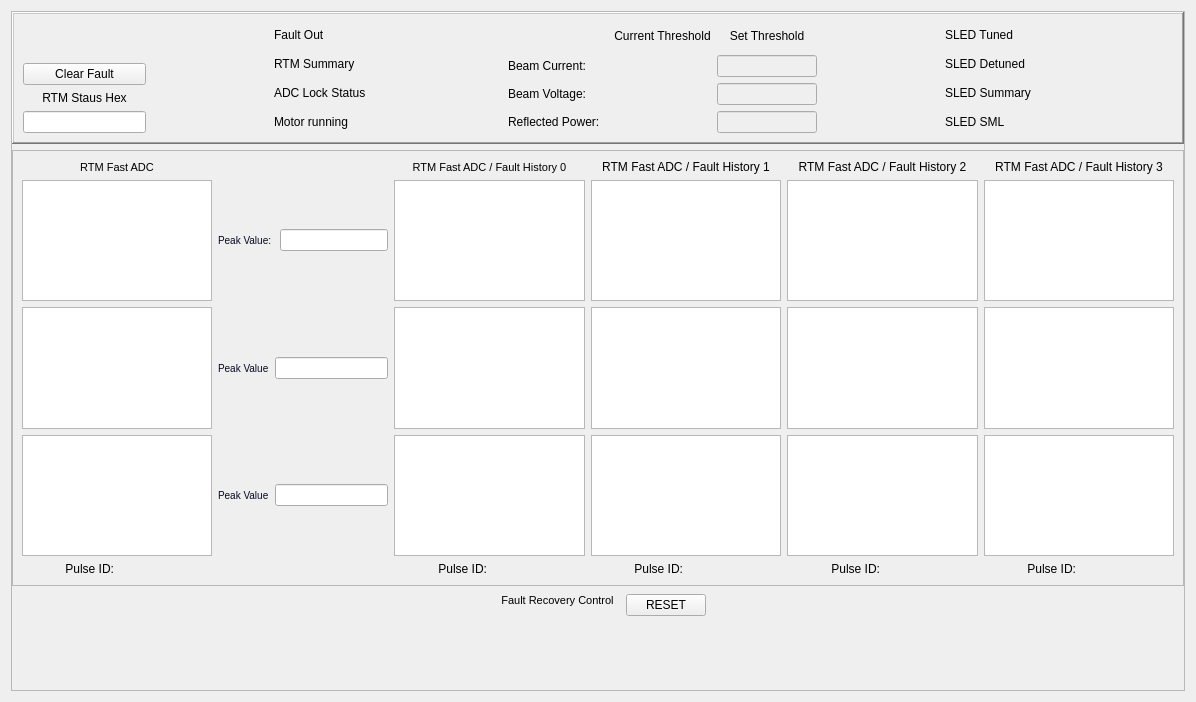
Qt form new_look/rtm.ui (cristinasewell/ATCA_PyDM_Screens) before a commit.
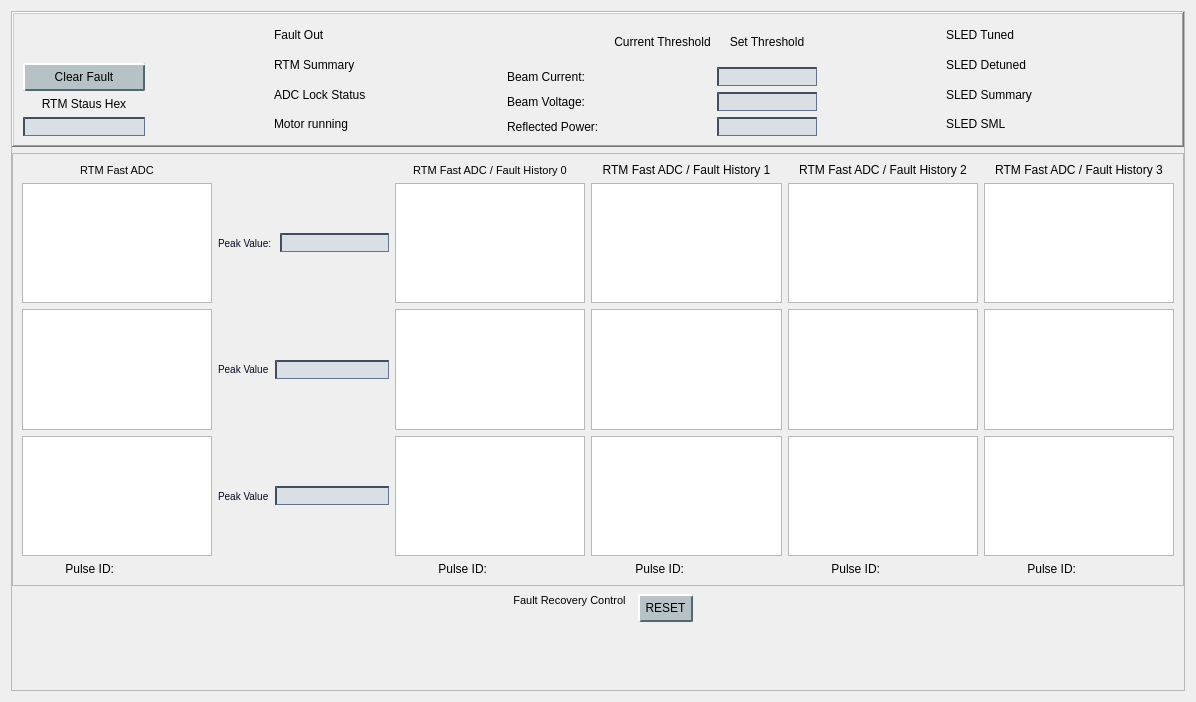
The same form after that commit. Custom widgets are drawn as their Qt base class.

Commit message: WIP - took out border for pydmLabels

Patch:
```diff
--- a/new_look/rtm.ui
+++ b/new_look/rtm.ui
@@ -13,6 +13,155 @@
   <property name="windowTitle">
    <string>Form</string>
   </property>
+  <property name="styleSheet">
+   <string notr="true">/* Background color of popup-list.*/ 
+QComboBox QListView{
+    background-color:white;
+    border:1px solid gray;
+}
+/* Needed to complete the rule set. */
+QComboBox::item:alternate {
+    background: white;
+}
+/* Color of the selected list item. */
+QComboBox::item:selected {
+    border: 1px solid transparent;
+    background:yellow;
+}
+/* Indicator will shine through the label text if you don't make it hidden. */
+QComboBox::indicator{
+    background-color:transparent;
+    selection-background-color:transparent;
+    color:transparent;
+    selection-color:transparent;
+}
+
+QPushButton {
+    background-color: rgb(182, 194, 198);
+    border-color: rgb(182, 204, 212) rgb(82, 104, 112) rgb(82, 104, 112) rgb(182,204,212);
+    border-style: outset;
+    border-radius: 2px;
+    border-width: 2px; 
+    padding: 5px;
+}
+QPushButton:hover {
+   background-color: rgb(154,170,176);
+}
+QPushButton:pressed {
+    background-color: rgb(104,198,176);
+    border-style: inset;
+    border-width: 3px;
+	border-color: rgb(32,86,73);
+}
+QPushButton:checked{
+    background-color: rgb(104,198,176);
+    border-style: inset;
+    border-width: 3px;
+	border-color: rgb(82, 104, 112)  rgb(182, 204, 212) rgb(182,204,212) rgb(82, 104, 112) ;
+}
+QLineEdit {
+  background-color: rgb(218,223,230);
+  border-color: rgb(66,77,96);
+  border-style: inset;
+  border-width: 2px 1px 1px 2px;
+}
+PyDMLabel {
+  background-color: rgb(238,243,250);
+}
+
+ QTabWidget::pane {
+    border: 1px solid black;
+    background: white;
+}
+
+QTabWidget::tab-bar:top {
+    top: 1px;
+}
+
+QTabWidget::tab-bar:bottom {
+    bottom: 1px;
+}
+
+QTabWidget::tab-bar:left {
+    right: 1px;
+}
+
+QTabWidget::tab-bar:right {
+    left: 1px;
+}
+
+QTabBar::tab {
+    border: 1px solid black;
+}
+
+QTabBar::tab:selected {
+    background: rgb(220,229,236);
+}
+
+QTabBar::tab:!selected {
+    background: rgb(132,165,190);
+}
+
+QTabBar::tab:!selected:hover {
+    background: rgb(120,153,178);
+}
+
+QTabBar::tab:top:!selected {
+    margin-top: 3px;
+}
+
+QTabBar::tab:bottom:!selected {
+    margin-bottom: 3px;
+}
+
+QTabBar::tab:top, QTabBar::tab:bottom {
+    min-width: 6ex;
+    margin-right: -1px;
+    padding: 4px 8px 4px 8px;
+	border-radius: 2px;
+}
+
+QTabBar::tab:top:selected {
+    border-bottom-color: none;
+}
+
+QTabBar::tab:bottom:selected {
+    border-top-color: none;
+}
+
+QTabBar::tab:top:last, QTabBar::tab:bottom:last,
+QTabBar::tab:top:only-one, QTabBar::tab:bottom:only-one {
+    margin-right: 0;
+}
+
+QTabBar::tab:left:!selected {
+    margin-right: 3px;
+}
+
+QTabBar::tab:right:!selected {
+    margin-left: 3px;
+}
+
+QTabBar::tab:left, QTabBar::tab:right {
+    min-height: 6ex;
+    margin-bottom: -1px;
+    padding: 8px 5px 8px 5px;
+	border-radius: 2px;
+}
+
+QTabBar::tab:left:selected {
+    border-left-color: none;
+}
+
+QTabBar::tab:right:selected {
+    border-right-color: none;
+}
+
+QTabBar::tab:left:last, QTabBar::tab:right:last,
+QTabBar::tab:left:only-one, QTabBar::tab:right:only-one {
+    margin-bottom: 0;
+}</string>
+  </property>
   <layout class="QVBoxLayout" name="verticalLayout">
    <item>
     <widget class="QScrollArea" name="scrollArea">
```
The commit also changes 2 other files.
